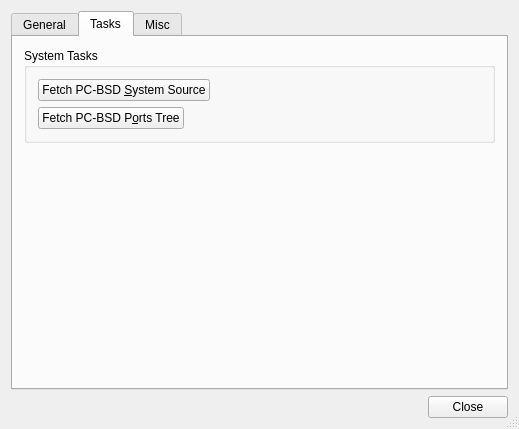
First picture: the form in src-qt5/pc-sysmanager/pbsystemtab.ui, repository trueos/pcbsd, before the edit.
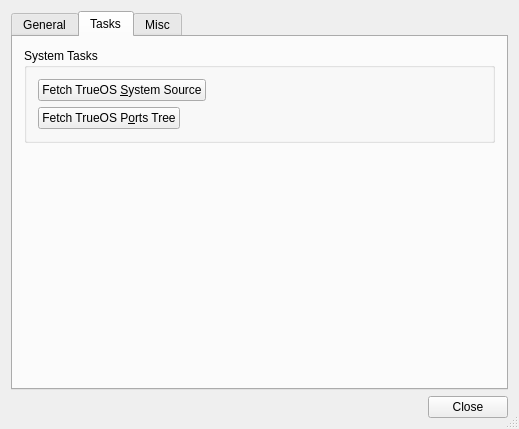
Second picture: the form after the edit. The open tabs and pages were chosen to show the change. Icons and pictures are not drawn.

Patch:
```diff
--- a/src-qt5/pc-sysmanager/pbsystemtab.ui
+++ b/src-qt5/pc-sysmanager/pbsystemtab.ui
@@ -506,7 +506,7 @@
             <item>
              <widget class="QPushButton" name="fetchSourceBut">
               <property name="text">
-               <string>Fetch PC-BSD &amp;System Source</string>
+               <string>Fetch TrueOS &amp;System Source</string>
               </property>
               <property name="shortcut">
                <string>Alt+S</string>
@@ -533,7 +533,7 @@
             <item>
              <widget class="QPushButton" name="fetchPortsBut">
               <property name="text">
-               <string>Fetch PC-BSD P&amp;orts Tree</string>
+               <string>Fetch TrueOS P&amp;orts Tree</string>
               </property>
              </widget>
             </item>
```
Left out of the diff: 4 changed lines with no effect on the pictures.
